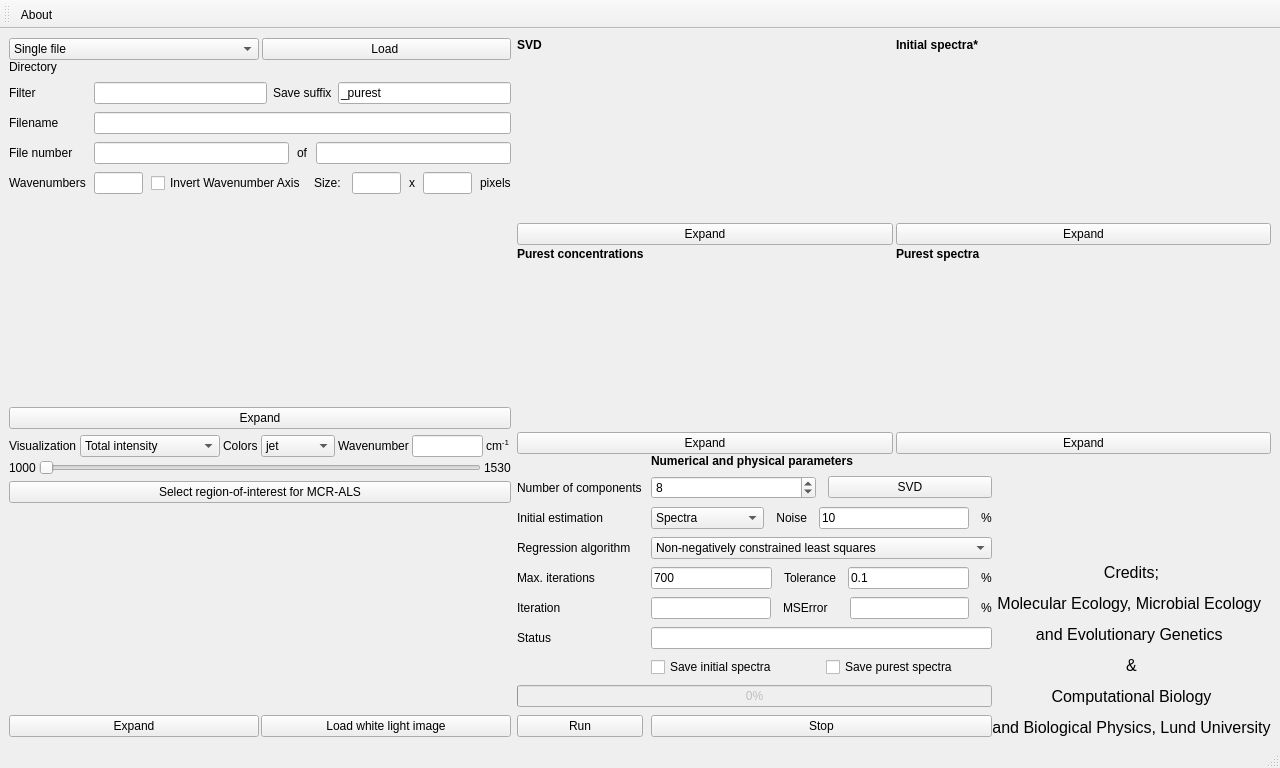
Qt form octavvs/mcr/mcr_final_loc.ui (ctroein/octavvs) before a commit.
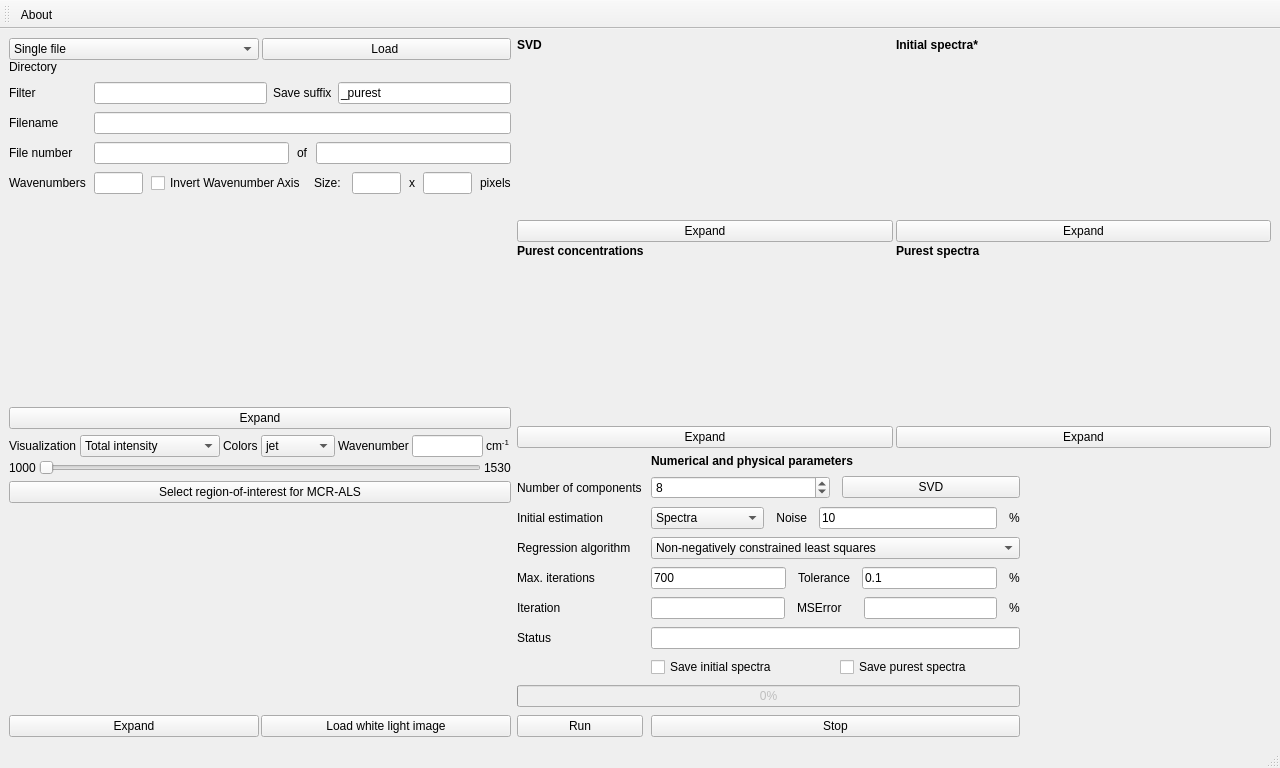
The same form after that commit. Icons and pictures are not drawn. Custom widgets are drawn as their Qt base class.

The edit to the form file:
```diff
--- a/octavvs/mcr/mcr_final_loc.ui
+++ b/octavvs/mcr/mcr_final_loc.ui
@@ -607,7 +607,7 @@
          </layout>
         </item>
         <item>
-         <layout class="QHBoxLayout" name="horizontalLayout_15">
+         <layout class="QHBoxLayout" name="horizontalLayout_15" stretch="2,1">
           <item>
            <layout class="QVBoxLayout" name="verticalLayout_7" stretch="1,0">
             <property name="spacing">
@@ -628,6 +628,9 @@
             </item>
             <item>
              <layout class="QGridLayout" name="gridLayout_2">
+              <property name="topMargin">
+               <number>6</number>
+              </property>
               <property name="spacing">
                <number>8</number>
               </property>
@@ -913,32 +916,20 @@
            </layout>
           </item>
           <item>
-           <layout class="QVBoxLayout" name="verticalLayout_11" stretch="1,0">
+           <layout class="QVBoxLayout" name="verticalLayout_11" stretch="0">
             <item>
              <spacer name="verticalSpacer">
               <property name="orientation">
-               <enum>Qt::Vertical</enum>
+               <enum>Qt::Horizontal</enum>
               </property>
               <property name="sizeHint" stdset="0">
                <size>
-                <width>20</width>
-                <height>78</height>
+                <width>40</width>
+                <height>20</height>
                </size>
               </property>
              </spacer>
             </item>
-            <item>
-             <widget class="QLabel" name="label_31">
-              <property name="font">
-               <font>
-                <pointsize>14</pointsize>
-               </font>
-              </property>
-              <property name="text">
-               <string>&lt;html&gt;&lt;head/&gt;&lt;body&gt;&lt;p align=&quot;center&quot;&gt;&lt;span style=&quot; font-size:12pt;&quot;&gt;Credits;&lt;/span&gt;&lt;/p&gt;&lt;p align=&quot;center&quot;&gt;&lt;span style=&quot; font-size:12pt;&quot;&gt;Molecular Ecology, Microbial Ecology &lt;/span&gt;&lt;/p&gt;&lt;p align=&quot;center&quot;&gt;&lt;span style=&quot; font-size:12pt;&quot;&gt;and Evolutionary Genetics &lt;/span&gt;&lt;/p&gt;&lt;p align=&quot;center&quot;&gt;&lt;span style=&quot; font-size:12pt;&quot;&gt;&amp;amp;&lt;/span&gt;&lt;/p&gt;&lt;p align=&quot;center&quot;&gt;&lt;span style=&quot; font-size:12pt;&quot;&gt;Computational Biology&lt;/span&gt;&lt;/p&gt;&lt;p align=&quot;center&quot;&gt;&lt;span style=&quot; font-size:12pt;&quot;&gt;and Biological Physics, Lund University&lt;/span&gt;&lt;/p&gt;&lt;/body&gt;&lt;/html&gt;</string>
-              </property>
-             </widget>
-            </item>
            </layout>
           </item>
          </layout>
```
Left out of the diff: 8 changed lines with no effect on the pictures.
